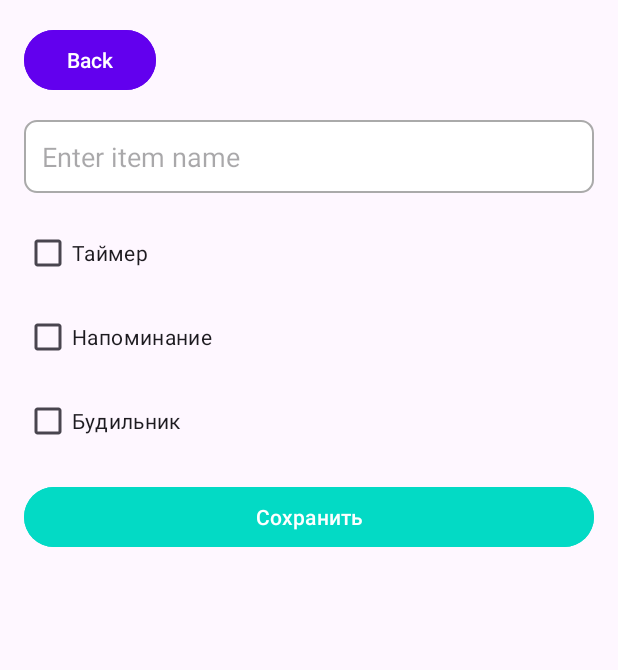
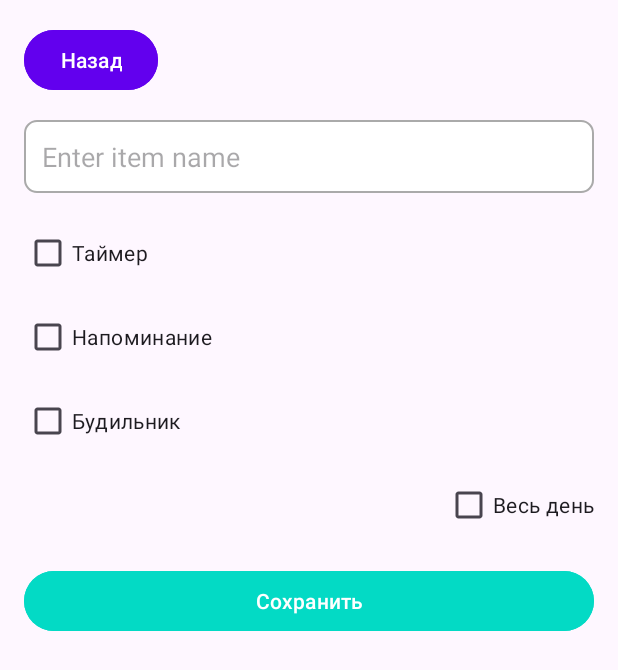
Before and after one commit to Evotee/TimeMaster, an Android app: the ThirdActivity screen opened directly, with no data from a screen before it, on a phone screen of 412 x 824 dp. Shown: the top 670 px of the screen. Run offline under Robolectric (Android 15) with nearby library versions, the phone set to English and light mode, and no system bars.

Commit message:
время

```diff
--- a/app/src/main/java/com/example/timemaster/ThirdActivity.java
+++ b/app/src/main/java/com/example/timemaster/ThirdActivity.java
@@ -15,7 +15,7 @@ import com.google.android.material.timepicker.TimeFormat;
 
 public class ThirdActivity extends AppCompatActivity {
 
-    private CheckBox checkBox1, checkBox2, checkBox3; // checkBox2 - это чекбокс для напоминания
+    private CheckBox checkBox1, checkBox2, checkBox3, checkBoxAllDay; // Добавлен чекбокс для "Весь день"
     private EditText editText;
     private Button buttonSave, buttonBack;
 
@@ -28,6 +28,7 @@ public class ThirdActivity extends AppCompatActivity {
         checkBox1 = findViewById(R.id.checkBox1);
         checkBox2 = findViewById(R.id.checkBox2); // Чекбокс для напоминания
         checkBox3 = findViewById(R.id.checkBox3);
+        checkBoxAllDay = findViewById(R.id.checkBox_all_day); // Инициализация чекбокса "Весь день"
         editText = findViewById(R.id.editText);
         buttonSave = findViewById(R.id.button_save);
         buttonBack = findViewById(R.id.button_back); // Инициализация кнопки "Назад"
@@ -37,11 +38,12 @@ public class ThirdActivity extends AppCompatActivity {
             public void onClick(View v) {
                 String newItem = editText.getText().toString();
                 if (!newItem.isEmpty()) {
-                    if (checkBox2.isChecked()) { // Проверяем, отмечен ли чекбокс для напоминания
-                        // Открываем MaterialTimePicker, если чекбокс напоминания отмечен
+                    // Проверяем, отмечен ли хотя бы один чекбокс, и не отмечен ли чекбокс "Весь день"
+                    if ((checkBox1.isChecked() || checkBox2.isChecked() || checkBox3.isChecked()) && !checkBoxAllDay.isChecked()) {
+                        // Открываем MaterialTimePicker, если хотя бы один чекбокс отмечен и "Весь день" не отмечен
                         openTimePicker(newItem);
                     } else {
-                        // Если чекбокс не отмечен, просто возвращаем результат
+                        // Если ни один чекбокс не отмечен или "Весь день" отмечен, просто возвращаем результат
                         returnResult(newItem);
                     }
                 } else {
@@ -82,7 +84,6 @@ public class ThirdActivity extends AppCompatActivity {
         });
     }
 
-
     private void returnResult(String newItem) {
         // Создаем Intent для передачи данных обратно
         Intent resultIntent = new Intent();
@@ -91,7 +92,8 @@ public class ThirdActivity extends AppCompatActivity {
         finish(); // Закрываем ThirdActivity и возвращаемся в SecondActivity
     }
 
-    private void returnResult(String newItem, int hour, int minute) {
+
+        private void returnResult(String newItem, int hour, int minute) {
         // Создаем Intent для передачи данных обратно
         Intent resultIntent = new Intent();
         resultIntent.putExtra("NEW_ITEM", newItem);
--- a/app/src/main/res/layout/activity3.xml
+++ b/app/src/main/res/layout/activity3.xml
@@ -9,7 +9,7 @@
         android:id="@+id/button_back"
         android:layout_width="wrap_content"
         android:layout_height="wrap_content"
-        android:text="Back"
+        android:text="Назад"
         android:backgroundTint="@color/colorPrimary"
         android:textColor="@android:color/white"
         app:layout_constraintStart_toStartOf="parent"
@@ -54,6 +54,15 @@
         app:layout_constraintStart_toStartOf="parent"
         android:layout_marginTop="8dp" />
 
+    <CheckBox
+        android:id="@+id/checkBox_all_day"
+        android:layout_width="wrap_content"
+        android:layout_height="wrap_content"
+        android:text="Весь день"
+        app:layout_constraintTop_toBottomOf="@+id/checkBox3"
+        app:layout_constraintEnd_toEndOf="parent"
+        android:layout_marginTop="8dp" />
+
     <Button
         android:id="@+id/button_save"
         android:layout_width="0dp"
@@ -61,7 +70,7 @@
         android:text="Сохранить"
         android:backgroundTint="@color/colorAccent"
         android:textColor="@android:color/white"
-        app:layout_constraintTop_toBottomOf="@+id/checkBox3"
+        app:layout_constraintTop_toBottomOf="@+id/checkBox_all_day"
         app:layout_constraintStart_toStartOf="parent"
         app:layout_constraintEnd_toEndOf="parent"
         android:layout_marginTop="16dp" />
```
